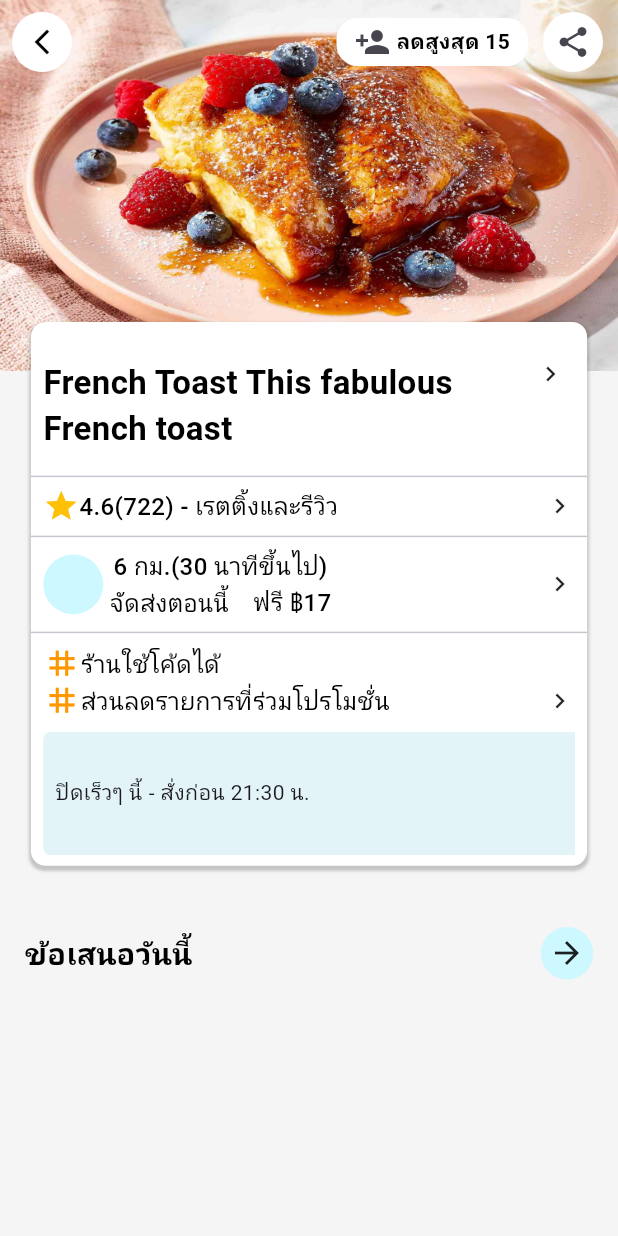
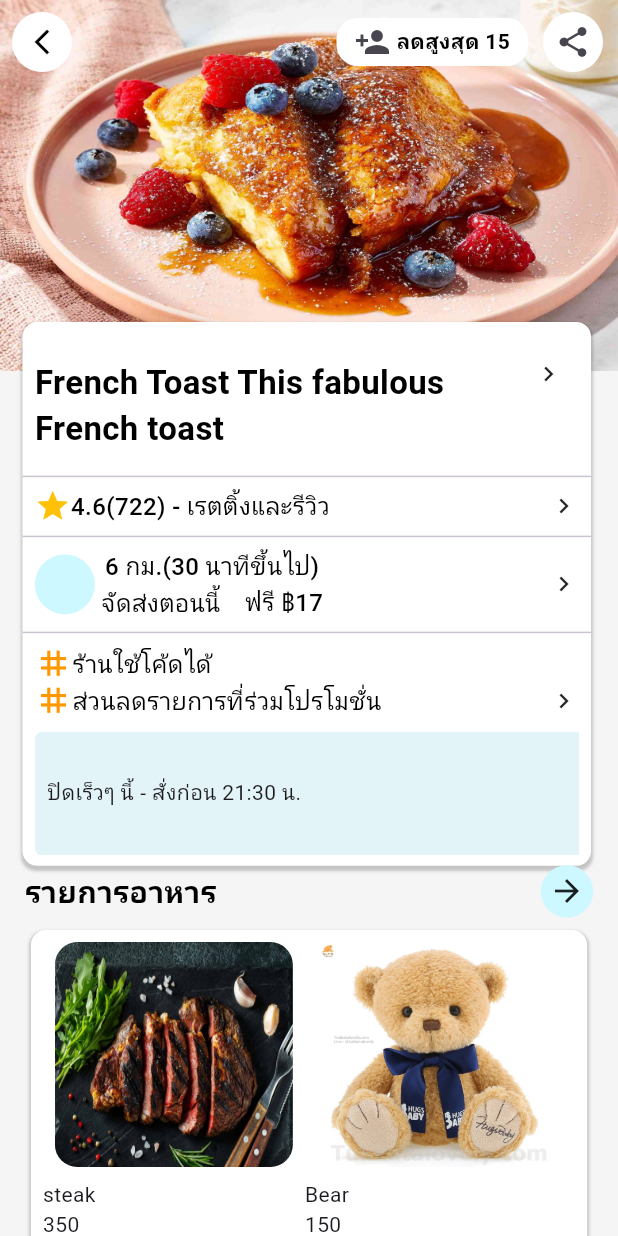
Before and after one commit to AshaTechCorporation/cookingapp, a Flutter app: the DetailFoodPage screen opened directly, on a phone screen of 412 x 824 dp. Run offline on Flutter 3.47's test engine with Material 3 defaults, Android fonts, the phone set to English and light mode, and no system bars; our stand-ins replace dropdown_button2, fl_chart, iconsax, syncfusion_flutter_gauges; Roboto replaces fonts that are missing (SukhumvitSet).

Commit message:
ListFood

```diff
--- a/lib/home/detailFoodPage.dart
+++ b/lib/home/detailFoodPage.dart
@@ -1,4 +1,5 @@
 import 'package:cookingapp/constants.dart';
+import 'package:cookingapp/home/FoodDetailPage.dart';
 import 'package:flutter/material.dart';
 import 'package:flutter/widgets.dart';
 
@@ -109,16 +110,13 @@ class _DetailFoodPageState extends State<DetailFoodPage> {
                   Positioned(
                     //bottom: MediaQuery.of(context).size.height * (-30 / 800),
                     bottom: -330,
-                    left: 0,
+                    left: 15,
                     right: 0,
-                    child: Padding(
-                      padding: EdgeInsets.symmetric(horizontal: 20.0),
                     child: Row(
-                        mainAxisAlignment: MainAxisAlignment.spaceAround,
                       children: [
                         Container(
                           height: size.height * 0.44,
-                            width: size.width * 0.90,
+                          width: size.width * 0.92,
                           decoration: BoxDecoration(
                             color: Colors.white,
                             borderRadius: BorderRadius.circular(10.0),
@@ -144,7 +142,7 @@ class _DetailFoodPageState extends State<DetailFoodPage> {
                                   crossAxisAlignment: CrossAxisAlignment.start,
                                   children: [
                                     Expanded(
-                                        flex: 10,
+                                      flex: 8,
                                       child: Text(
                                         'French Toast This fabulous French toast',
                                         style: TextStyle(fontWeight: FontWeight.bold, color: Colors.black, fontSize: 22),
@@ -327,20 +325,20 @@ class _DetailFoodPageState extends State<DetailFoodPage> {
                         )
                       ],
                     ),
-                    ),
                   )
                 ],
               ),
             ),
+
             SizedBox(
-              height: size.height * 0.45,
+              height: size.height * 0.4,
             ),
             Padding(
               padding: EdgeInsets.symmetric(horizontal: size.width * 0.04),
               child: Row(
                 mainAxisAlignment: MainAxisAlignment.spaceBetween,
                 children: [
-                  Text('ข้อเสนอวันนี้', style: TextStyle(fontWeight: FontWeight.bold, color: Colors.black, fontSize: 20)),
+                  Text('รายการอาหาร', style: TextStyle(fontWeight: FontWeight.bold, color: Colors.black, fontSize: 20)),
                   Container(
                     width: 35.0,
                     height: 35.0,
@@ -351,11 +349,136 @@ class _DetailFoodPageState extends State<DetailFoodPage> {
               ),
             ),
             SizedBox(
-              height: size.height * 0.45,
+              height: size.height * 0.01,
             ),
+            Container(
+              height: size.height * 0.5,
+              width: size.width * 0.90,
+              padding: EdgeInsets.symmetric(horizontal: 8),
+              decoration: BoxDecoration(
+                color: Colors.white,
+                borderRadius: BorderRadius.circular(10.0),
+                boxShadow: [
+                  BoxShadow(
+                    color: Colors.black.withOpacity(0.2),
+                    spreadRadius: 1,
+                    blurRadius: 1,
+                    offset: Offset(0, 2),
+                  ),
+                ],
+              ),
+              child: Wrap(
+                children: List.generate(
+                  listFood.length,
+                  (index) => GestureDetector(
+                    onTap: () {
+                      Navigator.push(context, MaterialPageRoute(builder: (context) {
+                        return FoodDetailPage(food: listFood[index]);
+                      }));
+                    },
+                    child: Column(
+                      crossAxisAlignment: CrossAxisAlignment.start,
+                      children: [
+                        Container(
+                          margin: EdgeInsets.all(8),
+                          height: 150,
+                          width: size.width * 0.385,
+                          decoration: BoxDecoration(
+                            borderRadius: BorderRadius.circular(15),
+                            image: DecorationImage(
+                              image: AssetImage(
+                                listFood[index]['image'],
+                              ),
+                              fit: BoxFit.fill,
+                            ),
+                          ),
+                        ),
+                        Text(listFood[index]['name']),
+                        Text('${listFood[index]['price']}')
+                      ],
+                    ),
+                  ),
+                ),
+              ),
+              // child: GridView.builder(
+              //   gridDelegate: SliverGridDelegateWithFixedCrossAxisCount(
+              //     crossAxisCount: 2,
+              //     crossAxisSpacing: 10,
+              //     mainAxisExtent: 200,
+              //     mainAxisSpacing: 10,
+              //   ),
+              //   itemCount: listFood.length,
+              //   itemBuilder: (context, index) => Column(
+              //     crossAxisAlignment: CrossAxisAlignment.start,
+              //     children: [
+              //       Container(
+              //         height: 150,
+              //         decoration: BoxDecoration(
+              //           border: Border.all(color: Colors.grey),
+              //           borderRadius: BorderRadius.circular(15),
+              //           image: DecorationImage(
+              //             image: AssetImage(
+              //               listFood[index]['image'],
+              //             ),
+              //             fit: BoxFit.fill,
+              //           ),
+              //         ),
+              //       ),
+              //       Text(listFood[index]['name']),
+              //       Text('${listFood[index]['price']}')
+              //     ],
+              //   ),
+              // ),
+            ),
+            SizedBox(
+              height: size.height * 0.05,
+            ),
+            // Column(
+            //   crossAxisAlignment: CrossAxisAlignment.start,
+            //   children: [
+            //     Container(
+            //       height: 150,
+            //       decoration: BoxDecoration(
+            //         border: Border.all(color: Colors.grey),
+            //         borderRadius: BorderRadius.circular(15),
+            //         image: DecorationImage(
+            //           image: AssetImage(
+            //             listFood[index]['image'],
+            //           ),
+            //           fit: BoxFit.fill,
+            //         ),
+            //       ),
+            //     ),
+            //     Text(listFood[index]['name']),
+            //     Text('${listFood[index]['price']}')
+            //   ],
+            // ),
           ],
         ),
       ),
     );
   }
+
+  final List<Map<String, dynamic>> listFood = [
+    {
+      'image': 'assets/images/beaf-steak.jpg',
+      'name': 'steak',
+      'price': 350,
+    },
+    {
+      'image': 'assets/images/beardolls.jpg',
+      'name': 'Bear',
+      'price': 150,
+    },
+    {
+      'image': 'assets/images/butter-chicken.jpg',
+      'name': 'Butter Chicken',
+      'price': 199,
+    },
+    {
+      'image': 'assets/images/dumplings.jpg',
+      'name': 'SalaPao',
+      'price': 159,
+    },
+  ];
 }
```
Also changed, not shown: lib/home/FoodDetailPage.dart (added, +160 -0 lines). Lines whose indentation alone changed are shown as unchanged.
